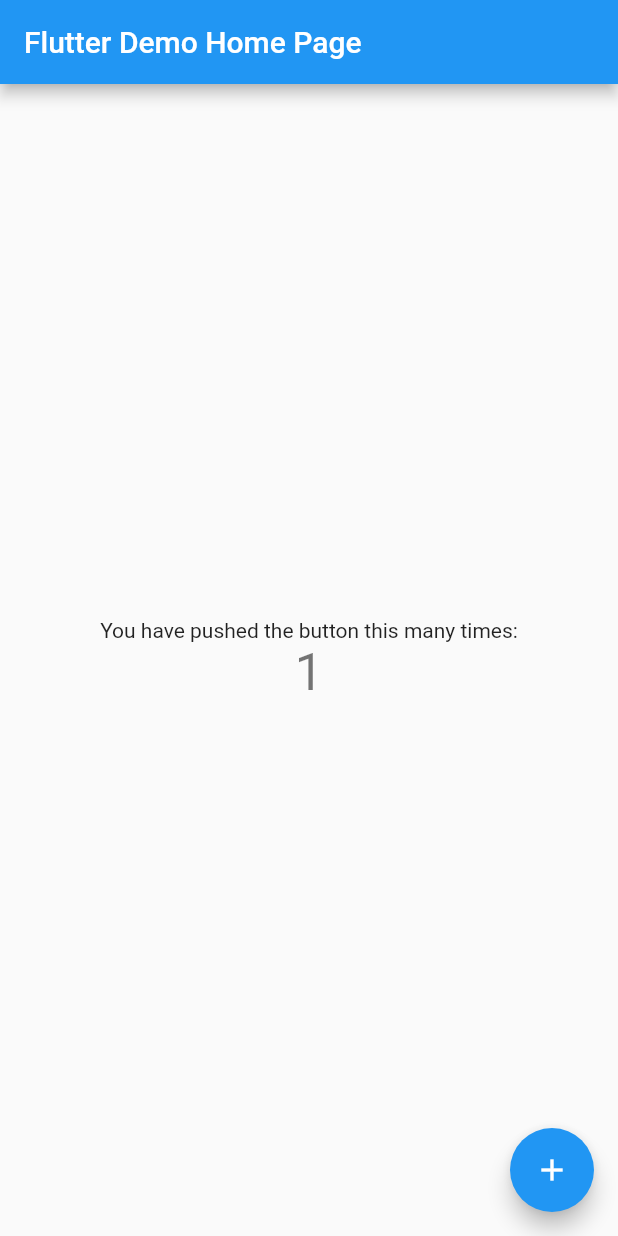
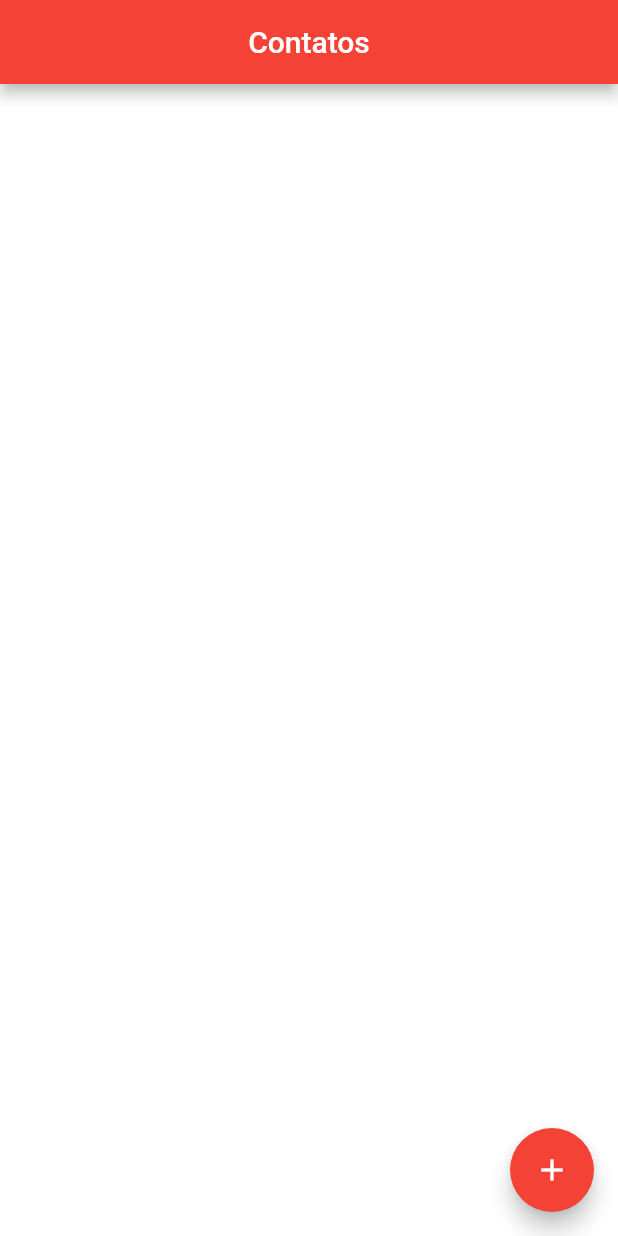
Before and after one commit to caneto/Projeto-de-Estudos-7-Flutter, a Flutter app: the screen it shows after launch, after a tap on the "add" icon, on a phone screen of 412 x 824 dp. Run offline on Flutter 3.47's test engine with Material 2 defaults, Android fonts, the phone set to English and light mode, and no system bars; our stand-ins replace sqflite; accounts and stored records are empty.

Commit message:
Atualização

```diff
--- a/lib/helpers/contact_helper.dart
+++ b/lib/helpers/contact_helper.dart
@@ -27,7 +27,7 @@ class ContactHelp {
 
   Future<Database> initDb() async {
     final databasePath = await getDatabasesPath();
-    final path = join(databasePath, "Contacts.db");
+    final path = join(databasePath, "contacts_oficial.db");
 
     return await openDatabase(path, version: 1, onCreate: (Database db, int newerVersion) async {
       await db.execute(
@@ -97,6 +97,8 @@ class Contact {
   String? phone;
   String? img;
 
+  Contact();
+
   Contact.fromMap(Map map) {
     id = map[idColumn];
     name = map[nameColumn];
--- a/lib/main.dart
+++ b/lib/main.dart
@@ -1,115 +1,9 @@
+import 'package:agendadecontatos/ui/home_page.dart';
 import 'package:flutter/material.dart';
 
 void main() {
-  runApp(const MyApp());
+  runApp(MaterialApp(
+    debugShowCheckedModeBanner: false,
+    home: HomePage(),
+  ));
 }
-
-class MyApp extends StatelessWidget {
-  const MyApp({Key? key}) : super(key: key);
-
-  // This widget is the root of your application.
-  @override
-  Widget build(BuildContext context) {
-    return MaterialApp(
-      title: 'Flutter Demo',
-      theme: ThemeData(
-        // This is the theme of your application.
-        //
-        // Try running your application with "flutter run". You'll see the
-        // application has a blue toolbar. Then, without quitting the app, try
-        // changing the primarySwatch below to Colors.green and then invoke
-        // "hot reload" (press "r" in the console where you ran "flutter run",
-        // or simply save your changes to "hot reload" in a Flutter IDE).
-        // Notice that the counter didn't reset back to zero; the application
-        // is not restarted.
-        primarySwatch: Colors.blue,
-      ),
-      home: const MyHomePage(title: 'Flutter Demo Home Page'),
-    );
-  }
-}
-
-class MyHomePage extends StatefulWidget {
-  const MyHomePage({Key? key, required this.title}) : super(key: key);
-
-  // This widget is the home page of your application. It is stateful, meaning
-  // that it has a State object (defined below) that contains fields that affect
-  // how it looks.
-
-  // This class is the configuration for the state. It holds the values (in this
-  // case the title) provided by the parent (in this case the App widget) and
-  // used by the build method of the State. Fields in a Widget subclass are
-  // always marked "final".
-
-  final String title;
-
-  @override
-  State<MyHomePage> createState() => _MyHomePageState();
-}
-
-class _MyHomePageState extends State<MyHomePage> {
-  int _counter = 0;
-
-  void _incrementCounter() {
-    setState(() {
-      // This call to setState tells the Flutter framework that something has
-      // changed in this State, which causes it to rerun the build method below
-      // so that the display can reflect the updated values. If we changed
-      // _counter without calling setState(), then the build method would not be
-      // called again, and so nothing would appear to happen.
-      _counter++;
-    });
-  }
-
-  @override
-  Widget build(BuildContext context) {
-    // This method is rerun every time setState is called, for instance as done
-    // by the _incrementCounter method above.
-    //
-    // The Flutter framework has been optimized to make rerunning build methods
-    // fast, so that you can just rebuild anything that needs updating rather
-    // than having to individually change instances of widgets.
-    return Scaffold(
-      appBar: AppBar(
-        // Here we take the value from the MyHomePage object that was created by
-        // the App.build method, and use it to set our appbar title.
-        title: Text(widget.title),
-      ),
-      body: Center(
-        // Center is a layout widget. It takes a single child and positions it
-        // in the middle of the parent.
-        child: Column(
-          // Column is also a layout widget. It takes a list of children and
-          // arranges them vertically. By default, it sizes itself to fit its
-          // children horizontally, and tries to be as tall as its parent.
-          //
-          // Invoke "debug painting" (press "p" in the console, choose the
-          // "Toggle Debug Paint" action from the Flutter Inspector in Android
-          // Studio, or the "Toggle Debug Paint" command in Visual Studio Code)
-          // to see the wireframe for each widget.
-          //
-          // Column has various properties to control how it sizes itself and
-          // how it positions its children. Here we use mainAxisAlignment to
-          // center the children vertically; the main axis here is the vertical
-          // axis because Columns are vertical (the cross axis would be
-          // horizontal).
-          mainAxisAlignment: MainAxisAlignment.center,
-          children: <Widget>[
-            const Text(
-              'You have pushed the button this many times:',
-            ),
-            Text(
-              '$_counter',
-              style: Theme.of(context).textTheme.headline4,
-            ),
-          ],
-        ),
-      ),
-      floatingActionButton: FloatingActionButton(
-        onPressed: _incrementCounter,
-        tooltip: 'Increment',
-        child: const Icon(Icons.add),
-      ), // This trailing comma makes auto-formatting nicer for build methods.
-    );
-  }
-}
--- /dev/null
+++ b/lib/ui/home_page.dart
@@ -0,0 +1,75 @@
+import 'package:agendadecontatos/helpers/contact_helper.dart';
+import 'package:flutter/material.dart';
+
+class HomePage extends StatefulWidget {
+  const HomePage({Key? key}) : super(key: key);
+
+  @override
+  State<HomePage> createState() => _HomePageState();
+}
+
+class _HomePageState extends State<HomePage> {
+  ContactHelp contactHelp = ContactHelp();
+  List<Contact> contacts = [];
+
+  @override
+  void initState() {
+    // TODO: implement initState
+    super.initState();
+
+    contactHelp.getAllContacts().then((list) {
+      setState(() {
+        contacts = list;
+      });
+    });
+  }
+
+  @override
+  Widget build(BuildContext context) {
+    return Scaffold(
+      appBar: AppBar(
+        title: Text("Contatos"),
+        backgroundColor: Colors.red,
+        centerTitle: true,
+      ),
+      backgroundColor: Colors.white,
+      floatingActionButton: FloatingActionButton(
+        onPressed: () {},
+        child: Icon(Icons.add),
+        backgroundColor: Colors.red,
+      ),
+      body: ListView.builder(
+        padding: EdgeInsets.all(10.0),
+        itemCount: contacts.length,
+        itemBuilder: (context, index) {
+
+        }
+      )
+    );
+  }
+
+  Widget _contactCard(BuildContext context, int index) {
+    return GestureDetector(
+      child: Card(
+        child: Padding(
+          padding: EdgeInsets.all(10.0),
+          child: Row(
+            children: <Widget>[
+              Container(
+                width: 80.0,
+                height: 80.0,
+                decoration: BoxDecoration(
+                  shape: BoxShape.circle,
+                  image: DecorationImage(
+                      image:
+                  )
+                ),
+              )
+            ],
+          ),
+        ),
+
+      ),
+    )
+  }
+}
```
